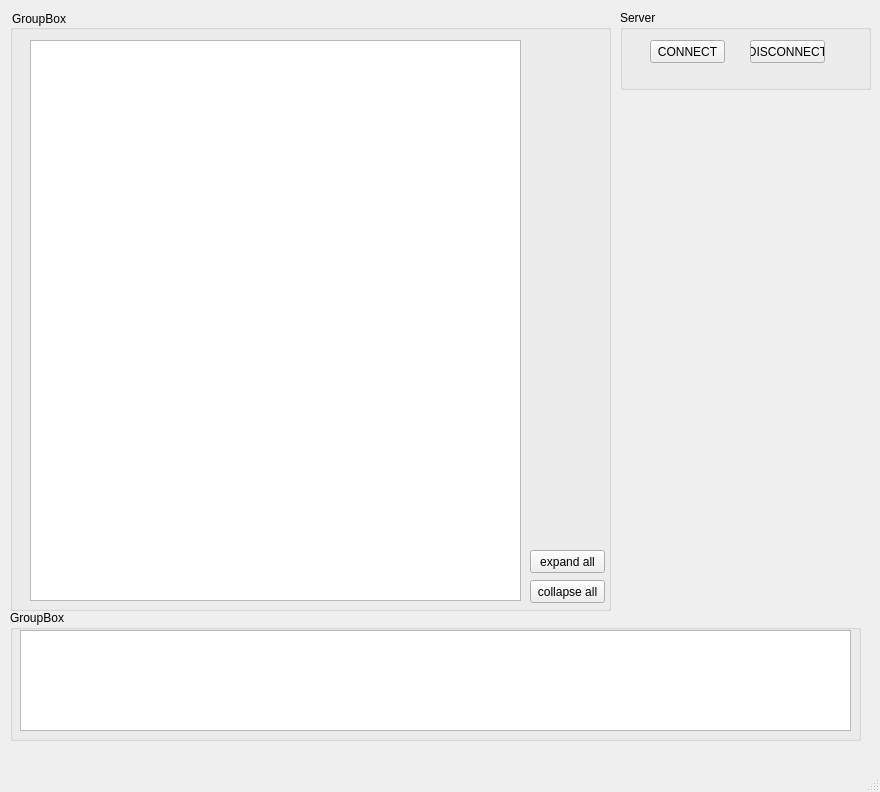
Qt form source/indi-viewer.ui (TomMladenov/indi-viewer) before a commit.
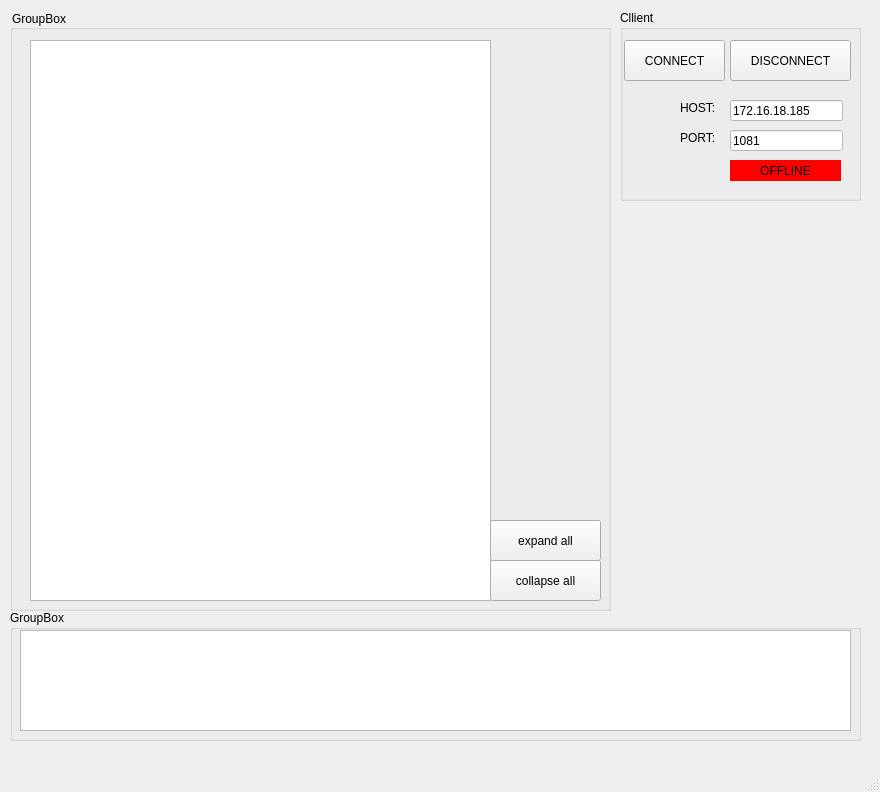
The same form after that commit.

```diff
--- a/source/indi-viewer.ui
+++ b/source/indi-viewer.ui
@@ -60,7 +60,7 @@
       <rect>
        <x>20</x>
        <y>30</y>
-       <width>491</width>
+       <width>461</width>
        <height>561</height>
       </rect>
      </property>
@@ -71,10 +71,10 @@
     <widget class="QPushButton" name="BUTTON_EXPANDALL">
      <property name="geometry">
       <rect>
-       <x>520</x>
-       <y>540</y>
-       <width>75</width>
-       <height>23</height>
+       <x>480</x>
+       <y>510</y>
+       <width>111</width>
+       <height>41</height>
       </rect>
      </property>
      <property name="text">
@@ -84,10 +84,10 @@
     <widget class="QPushButton" name="BUTTON_COLLAPSEALL">
      <property name="geometry">
       <rect>
-       <x>520</x>
-       <y>570</y>
-       <width>75</width>
-       <height>23</height>
+       <x>480</x>
+       <y>550</y>
+       <width>111</width>
+       <height>41</height>
       </rect>
      </property>
      <property name="text">
@@ -100,20 +100,20 @@
      <rect>
       <x>620</x>
       <y>10</y>
-      <width>251</width>
-      <height>80</height>
+      <width>241</width>
+      <height>191</height>
      </rect>
     </property>
     <property name="title">
-     <string>Server</string>
+     <string>Cllient</string>
     </property>
     <widget class="QPushButton" name="BUTTON_CONNECT">
      <property name="geometry">
       <rect>
-       <x>30</x>
+       <x>4</x>
        <y>30</y>
-       <width>75</width>
-       <height>23</height>
+       <width>101</width>
+       <height>41</height>
       </rect>
      </property>
      <property name="text">
@@ -123,16 +123,93 @@
     <widget class="QPushButton" name="BUTTON_DISCONNECT">
      <property name="geometry">
       <rect>
-       <x>130</x>
+       <x>110</x>
        <y>30</y>
-       <width>75</width>
-       <height>23</height>
+       <width>121</width>
+       <height>41</height>
       </rect>
      </property>
      <property name="text">
       <string>DISCONNECT</string>
      </property>
     </widget>
+    <widget class="QLabel" name="link_label">
+     <property name="geometry">
+      <rect>
+       <x>110</x>
+       <y>150</y>
+       <width>111</width>
+       <height>21</height>
+      </rect>
+     </property>
+     <property name="styleSheet">
+      <string notr="true">background-color: rgb(255, 0, 0);</string>
+     </property>
+     <property name="text">
+      <string>OFFLINE</string>
+     </property>
+     <property name="alignment">
+      <set>Qt::AlignCenter</set>
+     </property>
+    </widget>
+    <widget class="QLabel" name="label_17">
+     <property name="geometry">
+      <rect>
+       <x>60</x>
+       <y>120</y>
+       <width>41</width>
+       <height>16</height>
+      </rect>
+     </property>
+     <property name="text">
+      <string>PORT:</string>
+     </property>
+    </widget>
+    <widget class="QLineEdit" name="host_box">
+     <property name="geometry">
+      <rect>
+       <x>110</x>
+       <y>90</y>
+       <width>113</width>
+       <height>21</height>
+      </rect>
+     </property>
+     <property name="styleSheet">
+      <string notr="true">background-color: rgb(255, 255, 255);</string>
+     </property>
+     <property name="text">
+      <string>172.16.18.185</string>
+     </property>
+    </widget>
+    <widget class="QLabel" name="label_18">
+     <property name="geometry">
+      <rect>
+       <x>60</x>
+       <y>90</y>
+       <width>51</width>
+       <height>16</height>
+      </rect>
+     </property>
+     <property name="text">
+      <string>HOST:</string>
+     </property>
+    </widget>
+    <widget class="QLineEdit" name="port_box">
+     <property name="geometry">
+      <rect>
+       <x>110</x>
+       <y>120</y>
+       <width>113</width>
+       <height>21</height>
+      </rect>
+     </property>
+     <property name="styleSheet">
+      <string notr="true">background-color: rgb(255, 255, 255);</string>
+     </property>
+     <property name="text">
+      <string>1081</string>
+     </property>
+    </widget>
    </widget>
   </widget>
   <widget class="QMenuBar" name="menubar">
```
